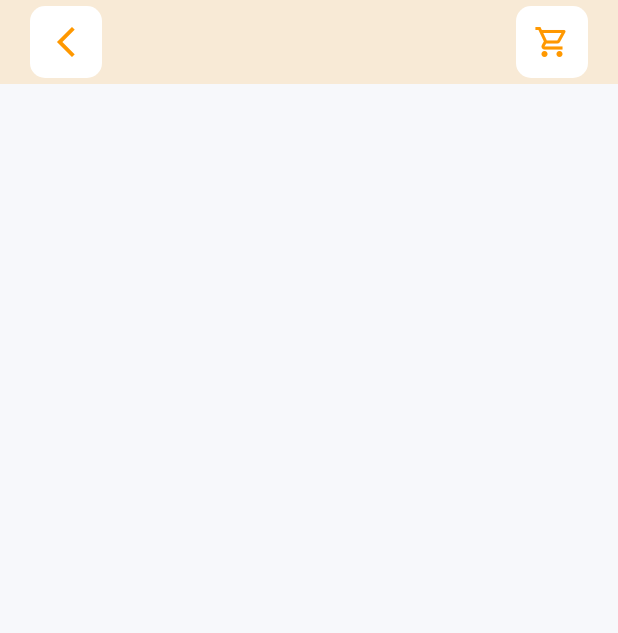
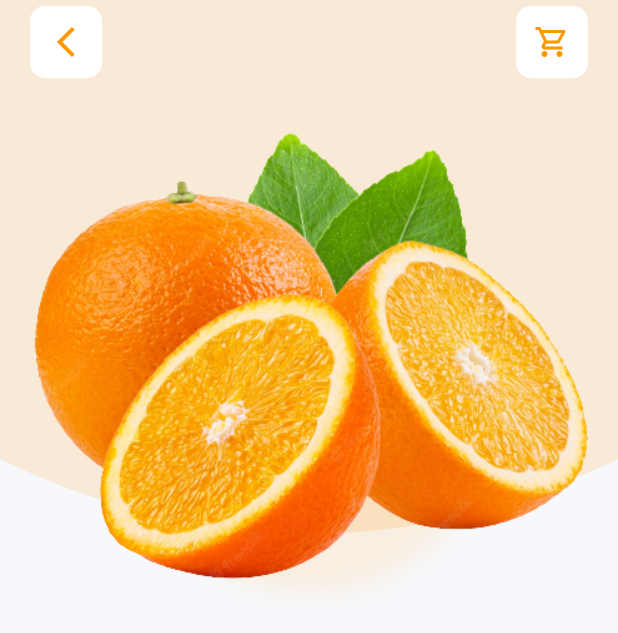
Before and after one commit to Shahin4292/Grocery-App, a Flutter app: the ProductDetailScreen screen opened directly with sample values from the repository, on a phone screen of 412 x 824 dp. Shown: the top 633 px of the screen. Run offline on Flutter 3.47's test engine with Material 3 defaults, Android fonts, the phone set to English and light mode, and no system bars; our stand-ins replace get.

```diff
--- a/lib/app/view/product_detail_screen.dart
+++ b/lib/app/view/product_detail_screen.dart
@@ -19,6 +19,56 @@ class _ProductDetailScreenState extends State<ProductDetailScreen> {
     return Scaffold(
       backgroundColor: backgroundColor,
       appBar: headerParts(context),
+      body: SingleChildScrollView(
+        child: Column(
+          children: [
+            Stack(
+              children: [
+                const SizedBox(height: 350),
+                Positioned(
+                  bottom: 30,
+                  left: 20,
+                  right: 20,
+                  child: Container(
+                    height: 200,
+                    decoration: BoxDecoration(
+                      shape: BoxShape.circle,
+                      boxShadow: [
+                        BoxShadow(
+                          blurRadius: 12,
+                          spreadRadius: 20,
+                          color: widget.product.color.withOpacity(0.1),
+                        ),
+                      ],
+                    ),
+                  ),
+                ),
+                ClipPath(
+                  clipper: ClipPathDetail(),
+                  child: Container(
+                    height: 300,
+                    width: size.width,
+                    color: widget.product.color.withOpacity(0.15),
+                  ),
+                ),
+                Positioned(
+                  bottom: -30,
+                  left: 20,
+                  right: 20,
+                  child: Hero(
+                    tag: widget.product.image,
+                    child: Image.asset(
+                      widget.product.image,
+                      width: size.width,
+                      height: 400,
+                    ),
+                  ),
+                ),
+              ],
+            ),
+          ],
+        ),
+      ),
     );
   }
 
@@ -62,3 +112,23 @@ class _ProductDetailScreenState extends State<ProductDetailScreen> {
     );
   }
 }
+
+class ClipPathDetail extends CustomClipper<Path> {
+  @override
+  Path getClip(Size size) {
+    var path = Path();
+    path.lineTo(0, size.height - 50);
+    path.quadraticBezierTo(
+      size.width / 2,
+      size.height + 50,
+      size.width,
+      size.height - 50,
+    );
+    path.lineTo(size.width, 0);
+    path.close();
+    return path;
+  }
+
+  @override
+  bool shouldReclip(CustomClipper<Path> oldClipper) => false;
+}
```
